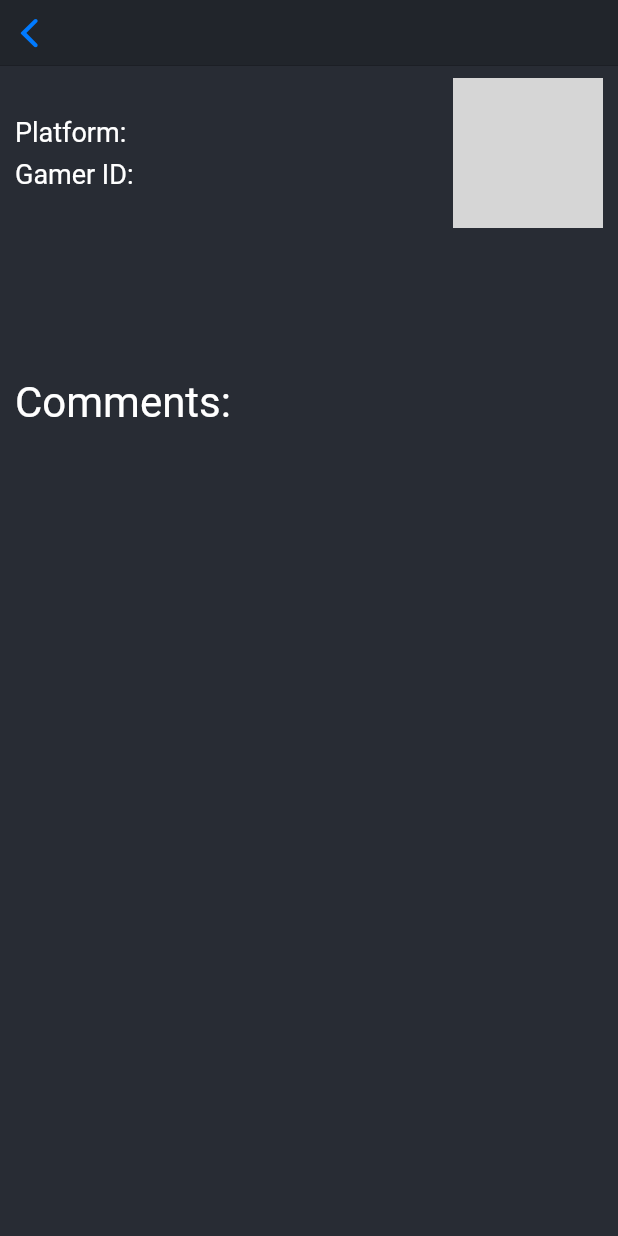
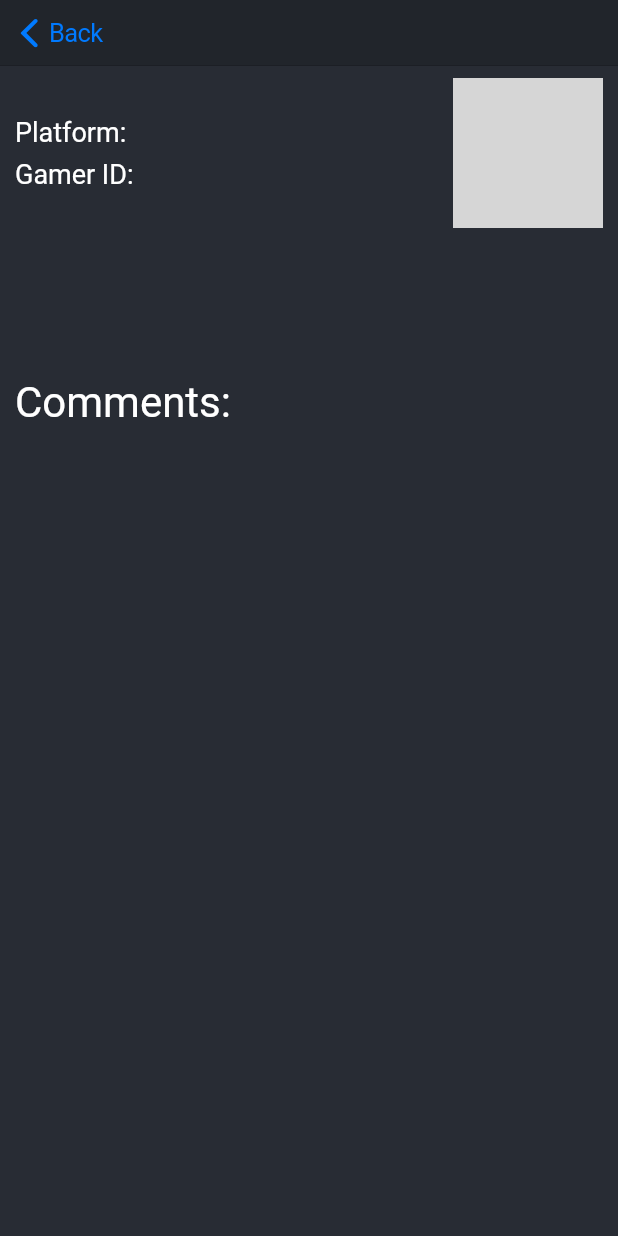
Before and after one commit to RiesvGeffen/lfg_app, a Flutter app: the PostDetailsScreen screen opened directly with empty values, scrolled down 96 dp, on a phone screen of 412 x 824 dp. Run offline on Flutter 3.47's test engine with Material 2 defaults, Android fonts, the phone set to English and light mode, and no system bars; our stand-ins replace cloud_firestore, firebase_auth, firebase_core; accounts and stored records are empty; network calls fail; grey boxes are pictures that could not be loaded.

Commit message:
Added previous page title labels

```diff
--- a/lib/screens/browse_screen.dart
+++ b/lib/screens/browse_screen.dart
@@ -51,6 +51,7 @@ class BrowseScreenState extends State<BrowseScreen> {
         headerSliverBuilder: (BuildContext context, bool innerBoxIsScrolled) {
           return <Widget>[
             CupertinoSliverNavigationBar(
+              previousPageTitle: "Home",
               largeTitle: Text(
                 'Browse',
                 style: TextStyle(color: Colors.white),
--- a/lib/screens/post_details.dart
+++ b/lib/screens/post_details.dart
@@ -46,6 +46,7 @@ class PostDetailsScreenState extends State<PostDetailsScreen> {
         headerSliverBuilder: (BuildContext context, bool innerBoxIsScrolled) {
           return <Widget>[
             CupertinoSliverNavigationBar(
+              previousPageTitle: "Back",
               largeTitle: Text(
                 widget.game,
                 style: TextStyle(color: Colors.white),
@@ -63,6 +64,7 @@ class PostDetailsScreenState extends State<PostDetailsScreen> {
                 (BuildContext context, bool innerBoxIsScrolled) {
               return <Widget>[
                 CupertinoSliverNavigationBar(
+                  previousPageTitle: "Back",
                   largeTitle: Text(
                     widget.game,
                     style: TextStyle(color: Colors.white),
--- a/lib/screens/post_overview.dart
+++ b/lib/screens/post_overview.dart
@@ -51,6 +51,7 @@ class PostOverviewScreenState extends State<PostOverviewScreen> {
           headerSliverBuilder: (BuildContext context, bool innerBoxIsScrolled) {
             return <Widget>[
               CupertinoSliverNavigationBar(
+                previousPageTitle: "Back",
                 trailing: new Image.network(
                   widget.image,
                   fit: BoxFit.cover,
--- a/lib/screens/register_screen.dart
+++ b/lib/screens/register_screen.dart
@@ -30,6 +30,7 @@ class RegisterScreenState extends State<RegisterScreen> {
       headerSliverBuilder: (BuildContext context, bool innerBoxIsScrolled) {
         return <Widget>[
           CupertinoSliverNavigationBar(
+            previousPageTitle: "Sign In",
             largeTitle: Text(
               'Sign Up',
               style: TextStyle(color: Colors.white),
```
